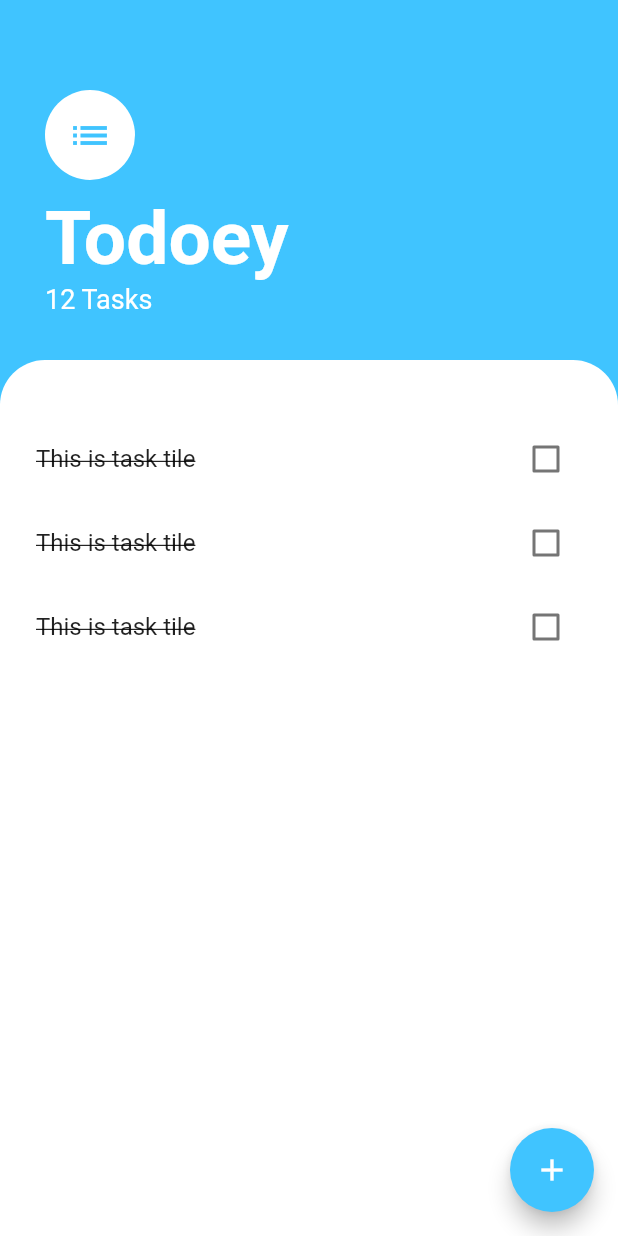
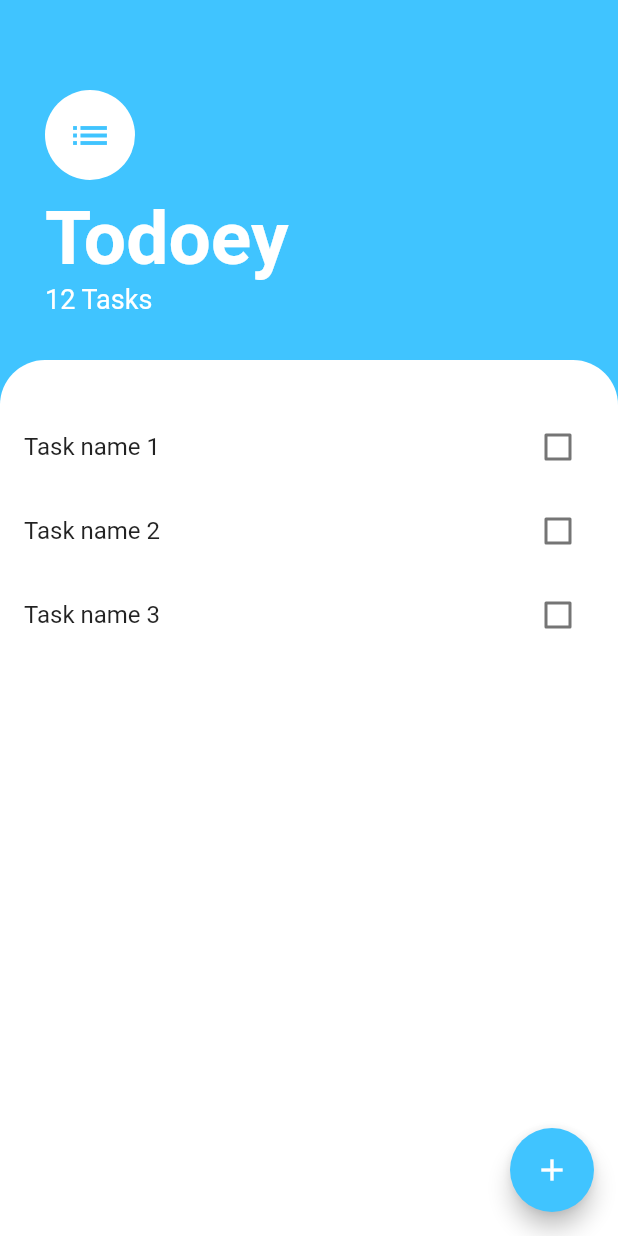
Before and after one commit to damviet/FlutterLayout, a Flutter app: the screen it shows after launch, on a phone screen of 412 x 824 dp. Run offline on Flutter 3.47's test engine with Material 2 defaults, Android fonts, the phone set to English and light mode, and no system bars.

Commit message:
Show task by list

```diff
--- /dev/null
+++ b/lib/models/task.dart
@@ -0,0 +1,10 @@
+class Task {
+  final String name;
+  bool isDone;
+
+  Task({required this.name, this.isDone = false});
+
+  void toggleDone(bool newValue) {
+    isDone = newValue;
+  }
+}
--- a/lib/ui/widgets/task_list.dart
+++ b/lib/ui/widgets/task_list.dart
@@ -1,20 +1,36 @@
+import 'dart:developer';
+
 import 'package:flutter/material.dart';
+import 'package:flutter_design/models/task.dart';
 import 'package:flutter_design/ui/widgets/task_tile.dart';
 
-class TaskList extends StatelessWidget {
+class TaskList extends StatefulWidget {
   const TaskList({
     super.key,
   });
 
   @override
+  State<TaskList> createState() => _TaskListState();
+}
+
+class _TaskListState extends State<TaskList> {
+  List<Task> tasks = [
+    Task(name: "Task name 1"),
+    Task(name: "Task name 2"),
+    Task(name: "Task name 3")
+  ];
+
+  @override
   Widget build(BuildContext context) {
-    return ListView(
-      padding: const EdgeInsets.all(8),
-      children: const [
-        TaskTile(),
-        TaskTile(),
-        TaskTile(),
-      ],
+    return ListView.builder(
+      itemBuilder: (context, index) {
+        return TaskTile(tasks[index], (bool? newValue) {
+          setState(() {
+            tasks[index].toggleDone(newValue!);
+          });
+        });
+      },
+      itemCount: tasks.length,
     );
   }
 }
--- a/lib/ui/widgets/task_tile.dart
+++ b/lib/ui/widgets/task_tile.dart
@@ -1,40 +1,29 @@
 import 'package:flutter/material.dart';
+import 'package:flutter_design/models/task.dart';
 
-class TaskTile extends StatefulWidget {
-  const TaskTile({
+class TaskTile extends StatelessWidget {
+  final Task task;
+  final Function(bool?) checkboxCallback;
+  const TaskTile(
+    this.task,
+    this.checkboxCallback, {
     super.key,
   });
 
   @override
-  State<TaskTile> createState() => _TaskTileState();
-}
-
-class _TaskTileState extends State<TaskTile> {
-  bool isChecked = false;
-
-  @override
   Widget build(BuildContext context) {
     return ListTile(
-      title: const Text(
-        "This is task tile",
-        style: TextStyle(decoration: TextDecoration.lineThrough),
+      title: Text(
+        task.name,
+        style: TextStyle(
+          decoration: task.isDone ? TextDecoration.lineThrough : null,
+        ),
       ),
-      trailing: TaskCheckbox(isChecked),
+      trailing: Checkbox(
+        activeColor: Colors.lightBlueAccent,
+        onChanged: checkboxCallback,
+        value: task.isDone,
+      ),
     );
   }
 }
-
-class TaskCheckbox extends StatelessWidget {
-  final bool checkboxState;
-
-  const TaskCheckbox(this.checkboxState, {super.key});
-
-  @override
-  Widget build(BuildContext context) {
-    return Checkbox(
-      activeColor: Colors.lightBlueAccent,
-      onChanged: (value) {},
-      value: checkboxState,
-    );
-  }
-}
```
